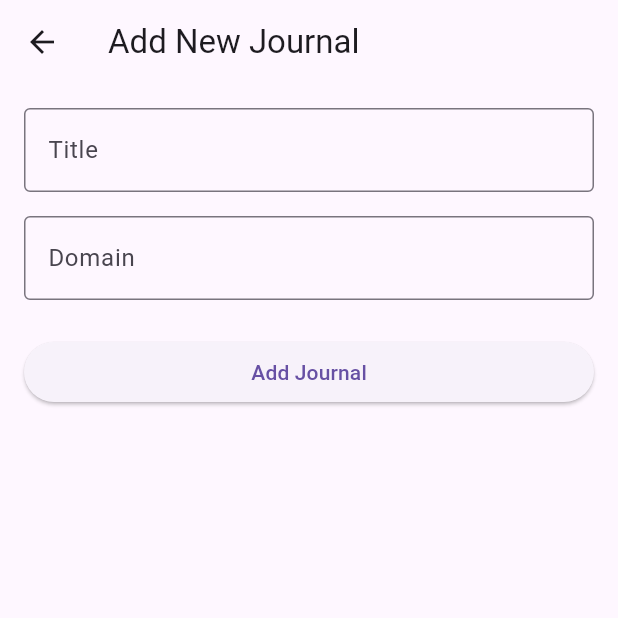
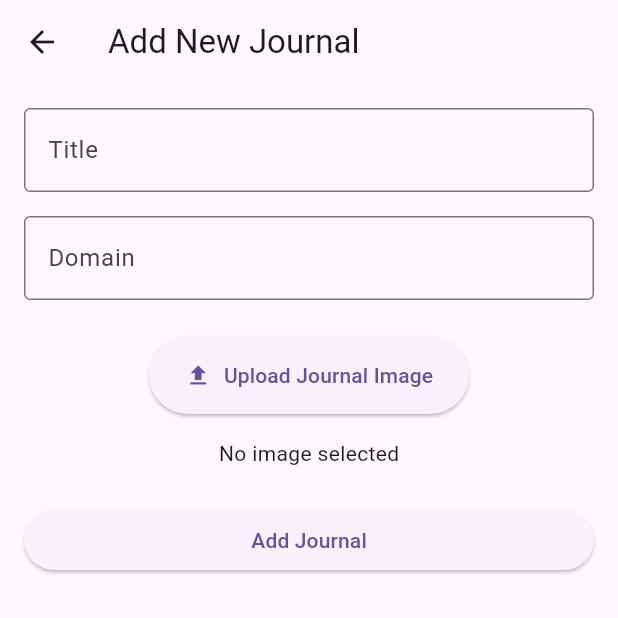
Before and after one commit to godstark82/journal_admin, a Flutter app: the AddJournalPage screen opened by its route, on a phone screen of 412 x 824 dp, the top half of it. Run offline on Flutter 3.47's test engine with Material 3 defaults, Android fonts, the phone set to English and light mode, and no system bars; our stand-ins replace bloc, cloud_firestore, equatable, file_picker, firebase_auth, firebase_core and 8 more; missing offline and left inert: html_editor_enhanced, image_picker_web; accounts and stored records are empty; statements that could not run were skipped.

Commit message:
fixed journals scrolling

```diff
--- a/lib/features/journal/data/models/journal_model.dart
+++ b/lib/features/journal/data/models/journal_model.dart
@@ -3,6 +3,7 @@ import 'package:journal_web/features/journal/domain/entities/journal_entity.dart
 class JournalModel extends JournalEntity {
   const JournalModel(
       {required super.id,
+      required super.image,
       required super.title,
       required super.domain,
       required super.createdAt});
@@ -12,8 +13,8 @@ class JournalModel extends JournalEntity {
       id: json['id'],
       title: json['title'],
       domain: json['domain'],
+      image: json['image'] ?? 'N/A',
       createdAt: DateTime.parse(json['createdAt']),
-
     );
   }
 
@@ -22,12 +23,13 @@ class JournalModel extends JournalEntity {
       'id': id,
       'title': title,
       'domain': domain,
+      'image': image,
       'createdAt': createdAt.toIso8601String(),
     };
   }
 
   @override
-  List<Object?> get props => [id, title, domain, createdAt];
+  List<Object?> get props => [id, title, domain, image, createdAt];
 
   @override
   bool? get stringify => true;
@@ -36,12 +38,14 @@ class JournalModel extends JournalEntity {
     String? id,
     String? title,
     String? domain,
+    String? image,
     DateTime? createdAt,
   }) {
     return JournalModel(
       id: id ?? this.id,
       title: title ?? this.title,
       domain: domain ?? this.domain,
+      image: image ?? this.image,
       createdAt: createdAt ?? this.createdAt,
     );
   }
--- a/lib/features/journal/domain/entities/journal_entity.dart
+++ b/lib/features/journal/domain/entities/journal_entity.dart
@@ -4,14 +4,16 @@ class JournalEntity extends Equatable {
   final String id;
   final String title;
   final String domain;
+  final String? image;
   final DateTime createdAt;
 
   const JournalEntity(
       {required this.id,
       required this.title,
       required this.domain,
+      required this.image,
       required this.createdAt});
 
   @override
-  List<Object?> get props => [id, title, domain, createdAt];
+  List<Object?> get props => [id, title, domain, image, createdAt];
 }
--- a/lib/features/journal/presentation/pages/add_journal_page.dart
+++ b/lib/features/journal/presentation/pages/add_journal_page.dart
@@ -1,5 +1,8 @@
+import 'dart:typed_data';
 import 'package:flutter/material.dart';
 import 'package:flutter_bloc/flutter_bloc.dart';
+import 'package:image_picker_web/image_picker_web.dart';
+import 'package:firebase_storage/firebase_storage.dart';
 import 'package:journal_web/features/journal/data/models/journal_model.dart';
 import 'package:journal_web/features/journal/presentation/bloc/journal_bloc.dart';
 import 'package:responsive_builder/responsive_builder.dart';
@@ -15,6 +18,9 @@ class _AddJournalPageState extends State<AddJournalPage> {
   final _formKey = GlobalKey<FormState>();
   final _titleController = TextEditingController();
   final _domainController = TextEditingController();
+  Uint8List? _imageBytes;
+  bool _isLoading = false;
+  String? _imageUrl;
 
   @override
   void dispose() {
@@ -23,17 +29,58 @@ class _AddJournalPageState extends State<AddJournalPage> {
     super.dispose();
   }
 
+  Future<void> _pickImage() async {
+    if (!_formKey.currentState!.validate()) {
+      ScaffoldMessenger.of(context).showSnackBar(
+        const SnackBar(content: Text('Please fill in all required fields before uploading an image.')),
+      );
+      return;
+    }
+
+    setState(() {
+      _isLoading = true;
+    });
+
+    final image = await ImagePickerWeb.getImageAsBytes();
+    if (image != null) {
+      setState(() {
+        _imageBytes = image;
+      });
+      await _uploadImage();
+    }
+
+    setState(() {
+      _isLoading = false;
+    });
+  }
+
+  Future<void> _uploadImage() async {
+    if (_imageBytes == null) return;
+
+    final Reference storageRef = FirebaseStorage.instance.ref().child('journal_images/${_titleController.text}${_domainController.text}${DateTime.now().toIso8601String()}.png');
+    final UploadTask uploadTask = storageRef.putData(_imageBytes!);
+
+    await uploadTask.whenComplete(() async {
+      _imageUrl = await storageRef.getDownloadURL();
+    });
+  }
+
   void _submitForm() {
-    if (_formKey.currentState!.validate()) {
+    if (_formKey.currentState!.validate() && _imageUrl != null) {
       final newJournal = JournalModel(
         id: DateTime.now().millisecondsSinceEpoch.toString(),
         title: _titleController.text,
         domain: _domainController.text,
+        image: _imageUrl!,
         createdAt: DateTime.now(),
       );
 
       context.read<JournalBloc>().add(CreateJournalEvent(journal: newJournal));
       Navigator.pop(context);
+    } else if (_imageUrl == null) {
+      ScaffoldMessenger.of(context).showSnackBar(
+        const SnackBar(content: Text('Please upload an image before submitting.')),
+      );
     }
   }
 
@@ -105,6 +152,8 @@ class _AddJournalPageState extends State<AddJournalPage> {
             },
           ),
           const SizedBox(height: 24),
+          _buildImageUploadButton(),
+          const SizedBox(height: 24),
           ElevatedButton(
             onPressed: _submitForm,
             child: const Text('Add Journal'),
@@ -113,4 +162,34 @@ class _AddJournalPageState extends State<AddJournalPage> {
       ),
     );
   }
+
+  Widget _buildImageUploadButton() {
+    return Column(
+      children: [
+        ElevatedButton.icon(
+          onPressed: _isLoading ? null : _pickImage,
+          icon: const Icon(Icons.upload),
+          label: const Text('Upload Journal Image'),
+          style: ElevatedButton.styleFrom(
+            padding: const EdgeInsets.symmetric(vertical: 16, horizontal: 24),
+          ),
+        ),
+        const SizedBox(height: 16),
+        if (_isLoading)
+          const CircularProgressIndicator()
+        else if (_imageBytes != null)
+          Container(
+            width: 200,
+            height: 200,
+            decoration: BoxDecoration(
+              border: Border.all(color: Colors.grey),
+              borderRadius: BorderRadius.circular(8),
+            ),
+            child: Image.memory(_imageBytes!, fit: BoxFit.cover),
+          )
+        else
+          const Text('No image selected'),
+      ],
+    );
+  }
 }
--- a/lib/features/journal/presentation/pages/edit_journal_page.dart
+++ b/lib/features/journal/presentation/pages/edit_journal_page.dart
@@ -1,8 +1,11 @@
 import 'dart:developer';
+import 'dart:typed_data';
 
 import 'package:flutter/material.dart';
 import 'package:flutter_bloc/flutter_bloc.dart';
 import 'package:get/get.dart';
+import 'package:image_picker_web/image_picker_web.dart';
+import 'package:firebase_storage/firebase_storage.dart';
 import 'package:journal_web/features/journal/data/models/journal_model.dart';
 import 'package:journal_web/features/journal/presentation/bloc/journal_bloc.dart';
 import 'package:responsive_builder/responsive_builder.dart';
@@ -19,6 +22,9 @@ class _EditJournalPageState extends State<EditJournalPage> {
   final _formKey = GlobalKey<FormState>();
   late TextEditingController _titleController;
   late TextEditingController _domainController;
+  Uint8List? _imageBytes;
+  bool _isLoading = false;
+  String? _imageUrl;
 
   @override
   void initState() {
@@ -36,11 +42,48 @@ class _EditJournalPageState extends State<EditJournalPage> {
     super.dispose();
   }
 
+  Future<void> _pickImage() async {
+    if (!_formKey.currentState!.validate()) {
+      ScaffoldMessenger.of(context).showSnackBar(
+        const SnackBar(content: Text('Please fill in all required fields before uploading an image.')),
+      );
+      return;
+    }
+
+    setState(() {
+      _isLoading = true;
+    });
+
+    final image = await ImagePickerWeb.getImageAsBytes();
+    if (image != null) {
+      setState(() {
+        _imageBytes = image;
+      });
+      await _uploadImage();
+    }
+
+    setState(() {
+      _isLoading = false;
+    });
+  }
+
+  Future<void> _uploadImage() async {
+    if (_imageBytes == null) return;
+
+    final Reference storageRef = FirebaseStorage.instance.ref().child('journal_images/${_titleController.text}${_domainController.text}${DateTime.now().toIso8601String()}.png');
+    final UploadTask uploadTask = storageRef.putData(_imageBytes!);
+
+    await uploadTask.whenComplete(() async {
+      _imageUrl = await storageRef.getDownloadURL();
+    });
+  }
+
   void _submitForm(JournalModel journal) {
     if (_formKey.currentState!.validate()) {
       final updatedJournal = journal.copyWith(
         title: _titleController.text,
         domain: _domainController.text,
+        image: _imageUrl ?? journal.image,
       );
       context
           .read<JournalBloc>()
@@ -63,6 +106,7 @@ class _EditJournalPageState extends State<EditJournalPage> {
             final journal = state.journal;
             _titleController.text = journal.title;
             _domainController.text = journal.domain;
+            _imageUrl = journal.image;
             return ResponsiveBuilder(
               builder: (context, sizingInformation) {
                 if (sizingInformation.deviceScreenType ==
@@ -132,6 +176,8 @@ class _EditJournalPageState extends State<EditJournalPage> {
             },
           ),
           const SizedBox(height: 24),
+          _buildImageSection(journal),
+          const SizedBox(height: 24),
           ElevatedButton(
             onPressed: () => _submitForm(journal),
             child: const Text('Update Journal'),
@@ -140,4 +186,25 @@ class _EditJournalPageState extends State<EditJournalPage> {
       ),
     );
   }
+
+  Widget _buildImageSection(JournalModel journal) {
+    return Column(
+      crossAxisAlignment: CrossAxisAlignment.start,
+      children: [
+        const Text('Image:', style: TextStyle(fontWeight: FontWeight.bold)),
+        const SizedBox(height: 8),
+        if (_imageUrl != null)
+          Image.network(_imageUrl!, height: 200)
+        else
+          const Text('No image uploaded'),
+        const SizedBox(height: 8),
+        ElevatedButton(
+          onPressed: _isLoading ? null : _pickImage,
+          child: _isLoading
+              ? const CircularProgressIndicator()
+              : const Text('Change Image'),
+        ),
+      ],
+    );
+  }
 }
--- a/lib/features/journal/presentation/pages/journal_page.dart
+++ b/lib/features/journal/presentation/pages/journal_page.dart
@@ -69,7 +69,7 @@ class _JournalPageState extends State<JournalPage> {
     return LayoutBuilder(
       builder: (context, constraints) {
         if (constraints.maxWidth > 600) {
-          return _buildDesktopTable(journals);
+          return SingleChildScrollView(child: _buildDesktopTable(journals));
         } else {
           return _buildMobileList(journals);
         }
--- a/lib/features/volume/presentation/pages/all_volumes_page.dart
+++ b/lib/features/volume/presentation/pages/all_volumes_page.dart
@@ -34,6 +34,7 @@ class _AllVolumesPageState extends State<AllVolumesPage> {
   String getJournalName(String journalId, List<JournalModel> journals) {
     final journal = journals.firstWhere((j) => j.id == journalId,
         orElse: () => JournalModel(
+          image: 'N/A',
             id: '', title: 'N/A', domain: '', createdAt: DateTime.now()));
     return journal.title;
   }
--- a/pubspec.yaml
+++ b/pubspec.yaml
@@ -32,6 +32,7 @@ dependencies:
   html_editor_enhanced: ^2.6.0
   url_launcher: ^6.3.0
   multi_select_flutter: ^4.1.3
+  image_picker_web: ^4.0.0
   # flutter_widget_from_html: ^0.9.1
 
 dev_dependencies:
```
Also changed, not shown: lib/services/journal_services.dart (+15 -0 lines), lib/services/volume_services.dart (+8 -0 lines), pubspec.lock.
